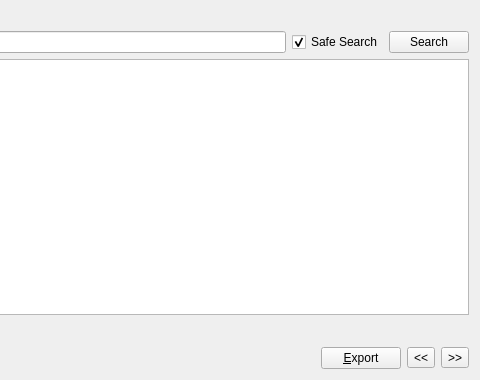
This is src/qt/forms/aliaslistpage.ui in willyko/syscoin2 as Qt 5 draws it before an edit; both pictures show x 280 to 760 and y 0 to 380 of the 760 by 380 pixel window. The edited form follows.
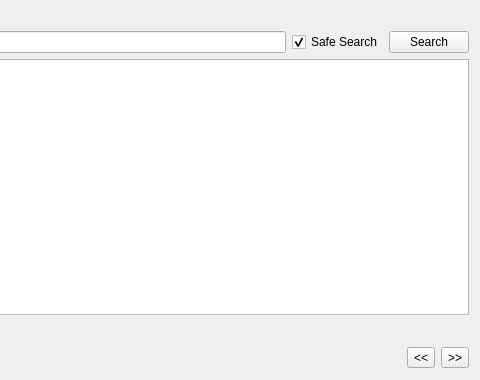
This is the edited form.

```diff
--- a/src/qt/forms/aliaslistpage.ui
+++ b/src/qt/forms/aliaslistpage.ui
@@ -138,16 +138,6 @@
        </property>
       </spacer>
      </item>
-     <item>
-      <widget class="QPushButton" name="exportButton">
-       <property name="toolTip">
-        <string>Export the data in the current tab to a file</string>
-       </property>
-       <property name="text">
-        <string>&amp;Export</string>
-       </property>
-      </widget>
-     </item>
      <item>
       <widget class="QToolButton" name="prevButton">
        <property name="text">
```
